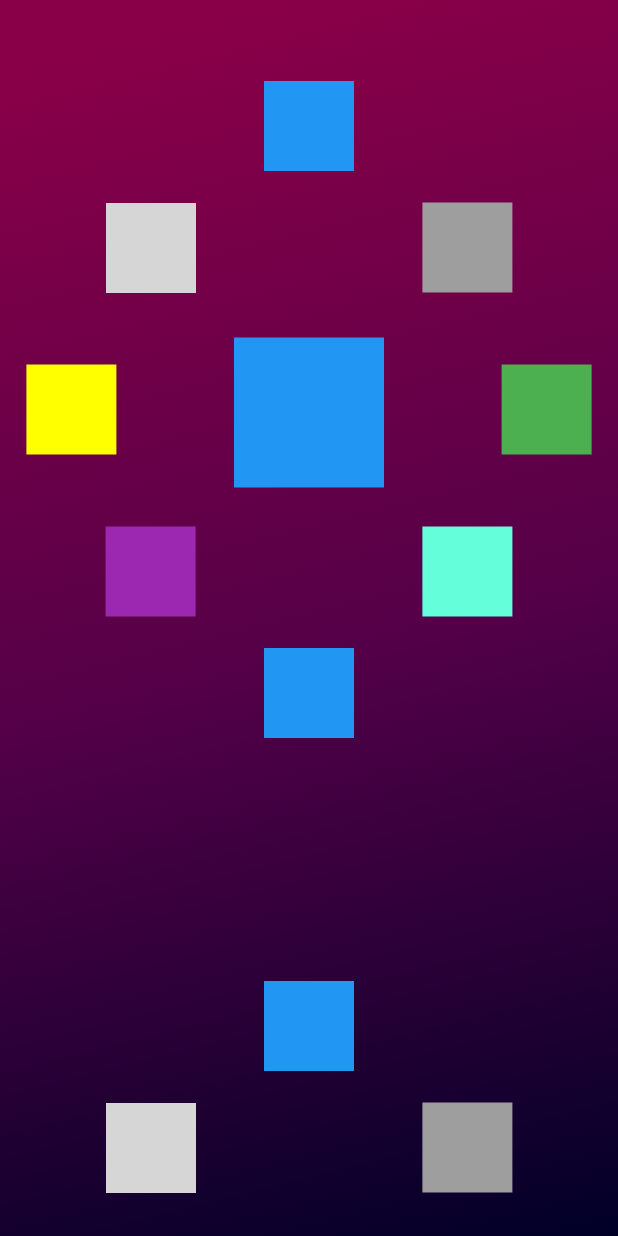
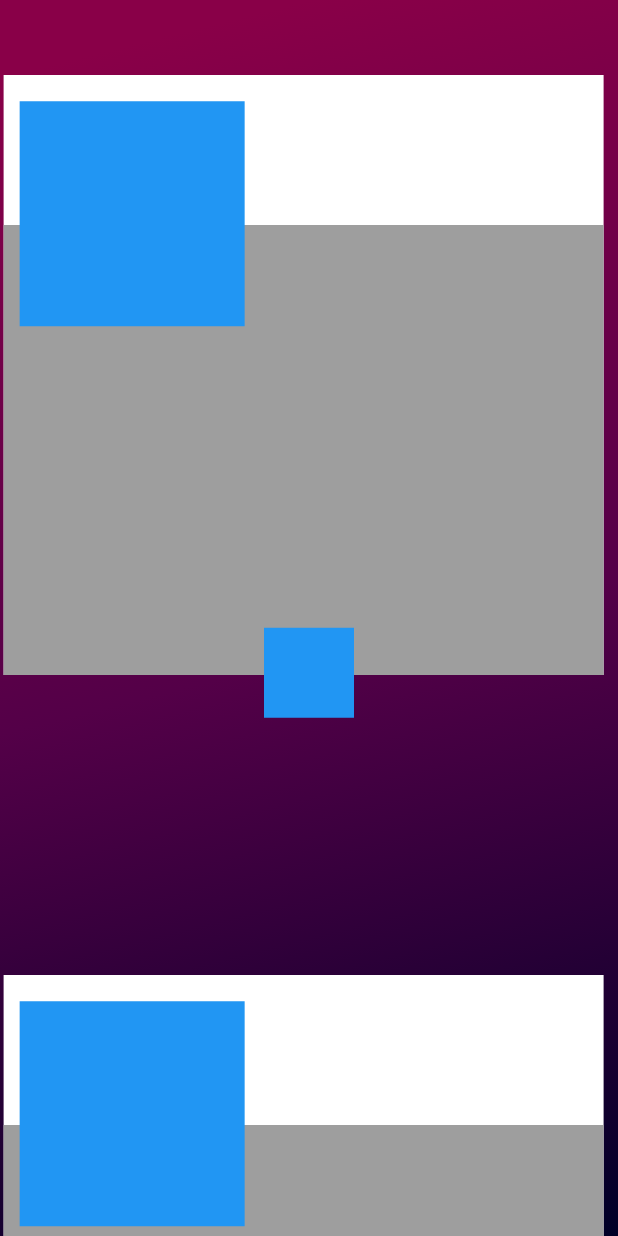
Before and after one commit to vrundpadariya/animator, a Flutter app: the screen it shows after launch, on a phone screen of 412 x 824 dp. Run offline on Flutter 3.47's test engine with Material 3 defaults, Android fonts, the phone set to English and light mode, and no system bars; grey boxes are pictures that could not be loaded.

Commit message:
home page

```diff
--- a/lib/app/views/homepage/home.dart
+++ b/lib/app/views/homepage/home.dart
@@ -2,7 +2,6 @@ import 'dart:convert';
 
 import 'package:flutter/material.dart';
 import 'package:flutter/services.dart';
-import 'package:google_fonts/google_fonts.dart';
 
 import 'model/json/model.dart';
 
@@ -39,83 +38,37 @@ class home extends StatelessWidget {
                     decodedData.map((e) => AllData.fromjson(data: e)).toList();
                 return ListView.builder(
                   itemCount: allData.length,
-                  itemBuilder: (context, i) => Container(
+                  itemBuilder: (context, i) => Stack(
+                    children: [
+                      SizedBox(
                         height: 600,
                         width: double.infinity,
                         child: Stack(
                           children: [
                             Align(
-                          alignment: Alignment(0, -0.8),
+                              alignment: Alignment(-0.6, -0.5),
                               child: Container(
-                            height: 60,
-                            width: 60,
+                                alignment: Alignment.bottomCenter,
+                                height: 400,
+                                width: 400,
+                                color: Colors.white,
+                                child: Container(
+                                  height: 300,
+                                  width: 400,
+                                  color: Colors.grey,
+                                ),
+                              ),
+                            ),
+                            Align(
+                              alignment: Alignment(-0.9, -0.7),
+                              child: Container(
+                                height: 150,
+                                width: 150,
                                 color: Colors.blue,
                               ),
                             ),
                             Align(
-                          alignment: Alignment(-0.6, -0.5),
-                          child: Container(
-                            height: 60,
-                            width: 60,
-                            decoration: BoxDecoration(
-                              image: DecorationImage(
-                                image: AssetImage(
-                                  "${AllData}"
-                                ),
-                              ),
-                            ),
-                          ),
-                        ),
-                        Align(
-                          alignment: Alignment(0.6, -0.5),
-                          child: Container(
-                            height: 60,
-                            width: 60,
-                            color: Colors.grey,
-                          ),
-                        ),
-                        Align(
-                          alignment: Alignment(-0.9, -0.1),
-                          child: Container(
-                            height: 60,
-                            width: 60,
-                            color: Colors.yellowAccent,
-                          ),
-                        ),
-                        Align(
-                          alignment: Alignment(0, -0.1),
-                          child: Container(
-                            height: 100,
-                            width: 100,
-                            color: Colors.blue,
-                          ),
-                        ),
-                        Align(
-                          alignment: Alignment(0.9, -0.1),
-                          child: Container(
-                            height: 60,
-                            width: 60,
-                            color: Colors.green,
-                          ),
-                        ),
-                        Align(
-                          alignment: Alignment(0.6, 0.3),
-                          child: Container(
-                            height: 60,
-                            width: 60,
-                            color: Colors.tealAccent,
-                          ),
-                        ),
-                        Align(
-                          alignment: Alignment(-0.6, 0.3),
-                          child: Container(
-                            height: 60,
-                            width: 60,
-                            color: Colors.purple,
-                          ),
-                        ),
-                        Align(
-                          alignment: Alignment(0, 0.6),
+                              alignment: Alignment(0, 0.55),
                               child: Container(
                                 height: 60,
                                 width: 60,
@@ -124,6 +77,8 @@ class home extends StatelessWidget {
                             ),
                           ],
                         ),
+                      ),
+                    ],
                   ),
                 );
               }
--- /dev/null
+++ b/lib/app/views/homepage/homepage.dart
@@ -0,0 +1,22 @@
+import 'package:flutter/material.dart';
+
+class homepage extends StatelessWidget {
+  const homepage({super.key});
+
+  @override
+  Widget build(BuildContext context) {
+    return Scaffold(
+      body: Center(
+        child: Container(),
+      ),
+    );
+  }
+}
+//Align(
+//                   alignment: Alignment(-1, -1),
+//                   child: Container(
+//                     height: 180,
+//                     width: 180,
+//                     color: Colors.blue,
+//                   ),
+//                 ),
--- a/lib/main.dart
+++ b/lib/main.dart
@@ -1,13 +1,14 @@
 import 'package:flutter/material.dart';
 
 import 'app/views/homepage/home.dart';
+import 'app/views/homepage/homepage.dart';
 
 void main() {
   runApp(
     MaterialApp(
       debugShowCheckedModeBanner: false,
       routes: {
-        '/': (ctx) => const home(),
+        '/': (ctx) => home(),
       },
     ),
   );
```
Lines whose indentation alone changed are shown as unchanged.
